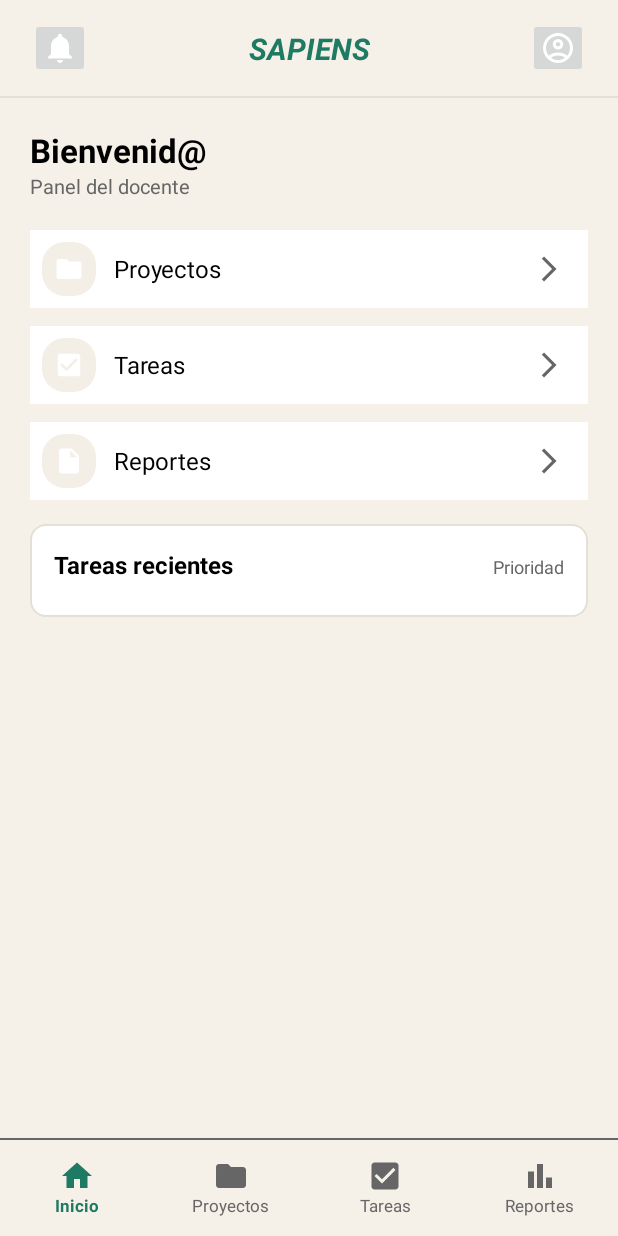
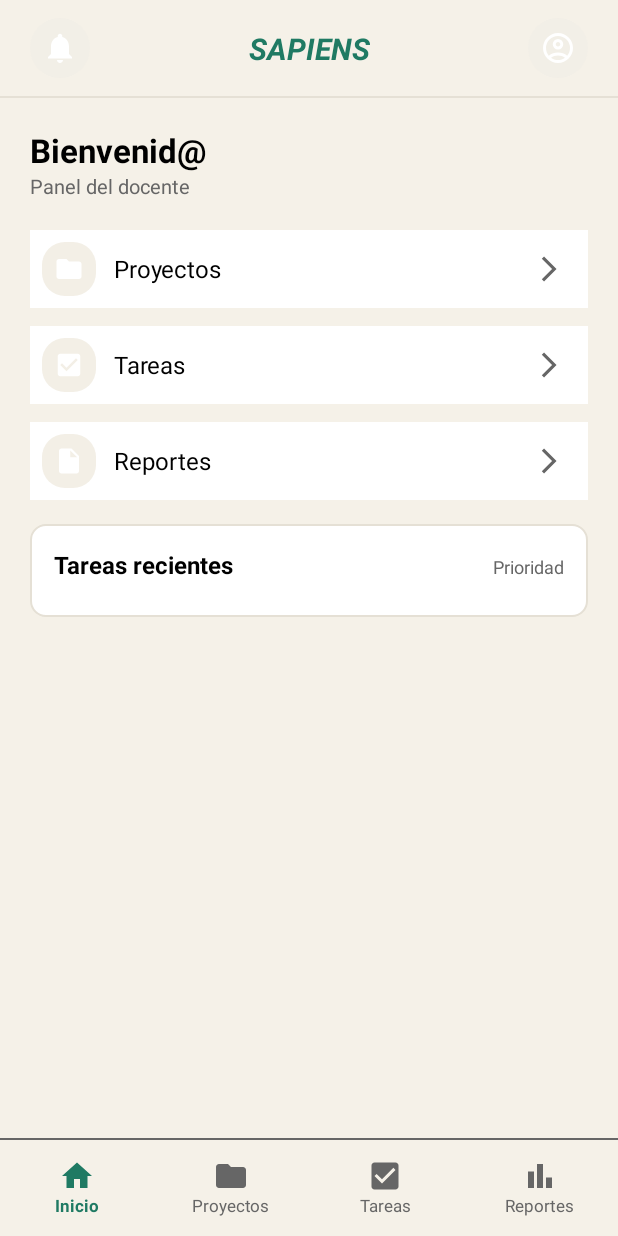
Before and after one commit to bite-aurum/sapiens-Movil, an Android app: the dashboardDocente screen opened directly, with no data from a screen before it, on a phone screen of 412 x 824 dp. Run offline under Robolectric (Android 15) with nearby library versions, the phone set to English and light mode, and no system bars.

Commit message:
Se añadió fondo con sombra a los iconos superiores del dashboard de docente

```diff
--- /dev/null
+++ b/app/src/main/res/drawable/sombra_ic_sup.xml
@@ -0,0 +1,5 @@
+<?xml version="1.0" encoding="utf-8"?>
+<shape xmlns:android="http://schemas.android.com/apk/res/android">
+    <solid android:color="@color/grisMasClarito"/>
+    <corners android:radius="50dp" />
+</shape>
--- a/app/src/main/res/layout/activity_dashboard_docente.xml
+++ b/app/src/main/res/layout/activity_dashboard_docente.xml
@@ -14,6 +14,7 @@
         android:layout_width="0dp"
         android:layout_height="64dp"
         app:layout_constraintEnd_toEndOf="parent"
+        app:layout_constraintHorizontal_bias="0.0"
         app:layout_constraintStart_toStartOf="parent"
         app:layout_constraintTop_toTopOf="parent">
 
@@ -22,6 +23,7 @@
             android:layout_width="40dp"
             android:layout_height="40dp"
             android:layout_marginStart="20dp"
+            android:background="@drawable/sombra_ic_sup"
             android:contentDescription="Notificaciones"
             android:padding="8dp"
             android:src="@drawable/ic_notificacion"
@@ -49,6 +51,7 @@
             android:layout_width="40dp"
             android:layout_height="40dp"
             android:layout_marginEnd="20dp"
+            android:background="@drawable/sombra_ic_sup"
             android:contentDescription="Perfil"
             android:padding="8dp"
             android:src="@drawable/ic_perfil"
@@ -58,7 +61,6 @@
             app:tint="@color/white" />
 
     </androidx.constraintlayout.widget.ConstraintLayout>
-
 
     <View
         android:id="@+id/lineaSuperior"
--- a/app/src/main/res/values/colors.xml
+++ b/app/src/main/res/values/colors.xml
@@ -8,4 +8,7 @@
     <color name="gris">#666666</color>
     <color name="grisClaro">#E5E0D5</color>
     <color name="cafeClaro">#F3EFE6</color>
+    <color name="rojo">#D93025</color>
+    <color name="grisMasClarito">#F2EFE7</color>
+
 </resources>
```
